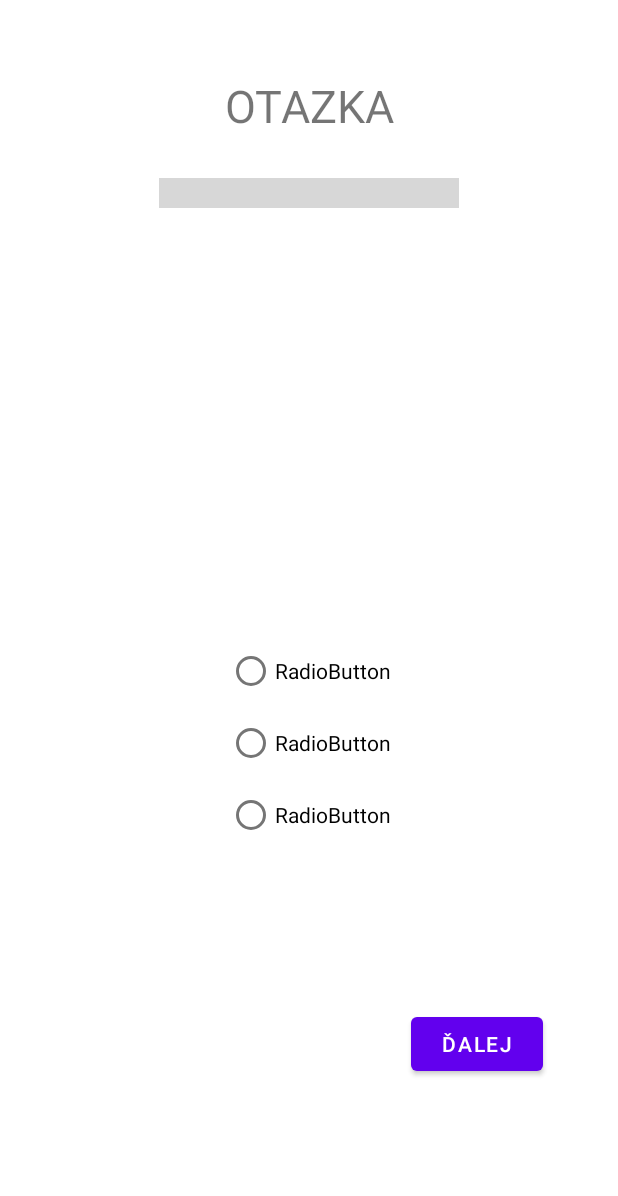
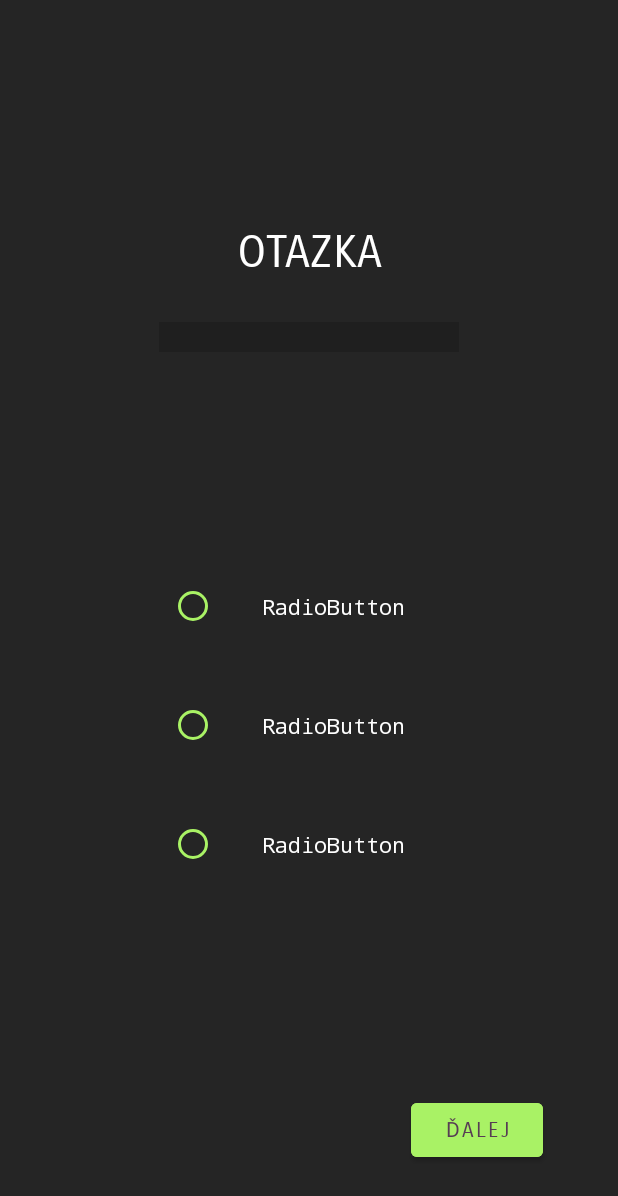
Before and after one commit to barb-b/Dobyvatel, an Android app: the layout activity_quizz.xml on its own in the app's theme, with its tools: preview values and no code run, on a phone screen of 412 x 824 dp. Shown: the top 1196 px of the screen. Run offline under Robolectric (Android 15) with nearby library versions, the phone set to English and light mode, and no system bars; network calls fail.

Commit message:
re-design

```diff
--- a/app/src/main/java/com/example/dobyvatel/WelcomeAlien.kt
+++ b/app/src/main/java/com/example/dobyvatel/WelcomeAlien.kt
@@ -14,10 +14,6 @@ class WelcomeAlien : AppCompatActivity() {
         binding = ActivityWelcomeAlienBinding.inflate(layoutInflater)
         setContentView(binding.root)
 
-        binding.aboutTod.text = "Moje meno je Tod \n Miesto pobytu: Daleka galaxia \n Vek: Neurcito" +
-                "\n Povolanie: Lietajuci v galaxii" +
-                "\n O mne: bla bla bla bla bla bla bla bla baasdf asdfjfalfasdjakdfhlasdkjf afsadf"
-
         binding.next.setOnClickListener {
             val intent = Intent(this, LevelsPage::class.java)
             startActivity(intent)
--- a/app/src/main/res/layout/activity_quizz.xml
+++ b/app/src/main/res/layout/activity_quizz.xml
@@ -4,14 +4,17 @@
     xmlns:tools="http://schemas.android.com/tools"
     android:layout_width="match_parent"
     android:layout_height="match_parent"
+    android:background="@color/galaxy_grey"
     tools:context=".Quizz">
 
     <TextView
         android:id="@+id/question"
         android:layout_width="wrap_content"
         android:layout_height="wrap_content"
+        android:layout_marginTop="150dp"
+        android:fontFamily="sans-serif-smallcaps"
+        android:textColor="@color/white"
         android:text="OTAZKA"
-        android:layout_marginTop="50dp"
         android:textSize="30sp"
         app:layout_constraintEnd_toEndOf="parent"
         app:layout_constraintStart_toStartOf="parent"
@@ -22,6 +25,7 @@
         style="?android:attr/progressBarStyleHorizontal"
         android:layout_width="200dp"
         android:layout_height="wrap_content"
+        android:progressTint="@color/neon_green"
         app:layout_constraintEnd_toEndOf="parent"
         app:layout_constraintStart_toStartOf="parent"
         app:layout_constraintTop_toBottomOf="@+id/question"
@@ -33,7 +37,7 @@
         android:id="@+id/radioGroup"
         android:layout_width="wrap_content"
         android:layout_height="wrap_content"
-        android:layout_marginTop="30dp"
+        android:layout_marginTop="-90dp"
         app:layout_constraintBottom_toBottomOf="parent"
         app:layout_constraintEnd_toEndOf="parent"
         app:layout_constraintStart_toStartOf="parent"
@@ -41,22 +45,33 @@
 
         <RadioButton
             android:id="@+id/radioButton2"
+            android:padding="30dp"
             android:layout_width="match_parent"
-
             android:layout_height="wrap_content"
-            android:text="RadioButton" />
+            android:buttonTint="@color/neon_green"
+            android:text="RadioButton"
+            android:textColor="@color/white"
+            android:typeface="monospace" />
 
         <RadioButton
             android:id="@+id/radioButton3"
+            android:padding="30dp"
             android:layout_width="match_parent"
             android:layout_height="wrap_content"
-            android:text="RadioButton" />
+            android:buttonTint="@color/neon_green"
+            android:textColor="@color/white"
+            android:text="RadioButton"
+            android:typeface="monospace" />
 
         <RadioButton
             android:id="@+id/radioButton4"
+            android:padding="30dp"
             android:layout_width="match_parent"
             android:layout_height="wrap_content"
-            android:text="RadioButton" />
+            android:buttonTint="@color/neon_green"
+            android:textColor="@color/white"
+            android:text="RadioButton"
+            android:typeface="monospace" />
     </RadioGroup>
 
 
@@ -64,11 +79,15 @@
         android:id="@+id/nextQuestion"
         android:layout_width="wrap_content"
         android:layout_height="wrap_content"
+        android:layout_marginRight="50dp"
+        android:layout_marginTop="80dp"
+        android:backgroundTint="@color/neon_green"
+        android:fontFamily="sans-serif-smallcaps"
         android:text="Ďalej"
+        android:textColor="@color/button_colortext"
         app:layout_constraintBottom_toBottomOf="parent"
         app:layout_constraintEnd_toEndOf="parent"
-        app:layout_constraintTop_toBottomOf="@+id/radioGroup"
-        android:layout_marginRight="50dp"/>
+        app:layout_constraintTop_toBottomOf="@+id/radioGroup" />
 
     <TextView
         android:id="@+id/finish"
```
Also changed, not shown: app/src/main/java/com/example/dobyvatel/Quizz.kt (+8 -0 lines), app/src/main/res/layout/activity_milkyway_map.xml (+6 -5 lines), app/src/main/res/layout/activity_welcome_alien.xml (+4 -5 lines), app/src/main/res/font/advent_pro_thin.ttf (added).
